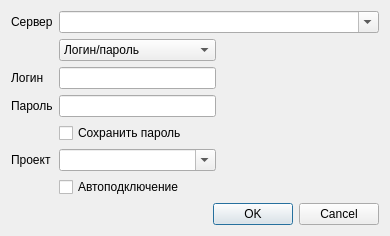
Above: jira/jiralogin.ui from sshmakov/Traquera before the change. Below: the same form after it.
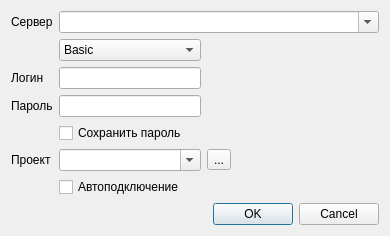
That is the form after the change.

The edit to the form file:
```diff
--- a/jira/jiralogin.ui
+++ b/jira/jiralogin.ui
@@ -16,7 +16,7 @@
   <layout class="QVBoxLayout" name="verticalLayout">
    <item>
     <layout class="QGridLayout" name="gridLayout">
-     <item row="0" column="1" colspan="2">
+     <item row="0" column="1" colspan="3">
       <widget class="QComboBox" name="cbServerLink">
        <property name="editable">
         <bool>true</bool>
@@ -70,7 +70,7 @@
        </property>
       </widget>
      </item>
-     <item row="2" column="2">
+     <item row="2" column="3">
       <spacer name="horizontalSpacer">
        <property name="orientation">
         <enum>Qt::Horizontal</enum>
@@ -101,7 +101,12 @@
       <widget class="QComboBox" name="cbMethod">
        <item>
         <property name="text">
-         <string>Логин/пароль</string>
+         <string>Basic</string>
+        </property>
+       </item>
+       <item>
+        <property name="text">
+         <string>Cookie</string>
         </property>
        </item>
        <item>
@@ -111,6 +116,13 @@
        </item>
       </widget>
      </item>
+     <item row="5" column="2">
+      <widget class="QToolButton" name="tbRefreshProjects">
+       <property name="text">
+        <string>...</string>
+       </property>
+      </widget>
+     </item>
     </layout>
    </item>
    <item>
```
Left out of the diff: 1 changed line with no effect on the pictures.
